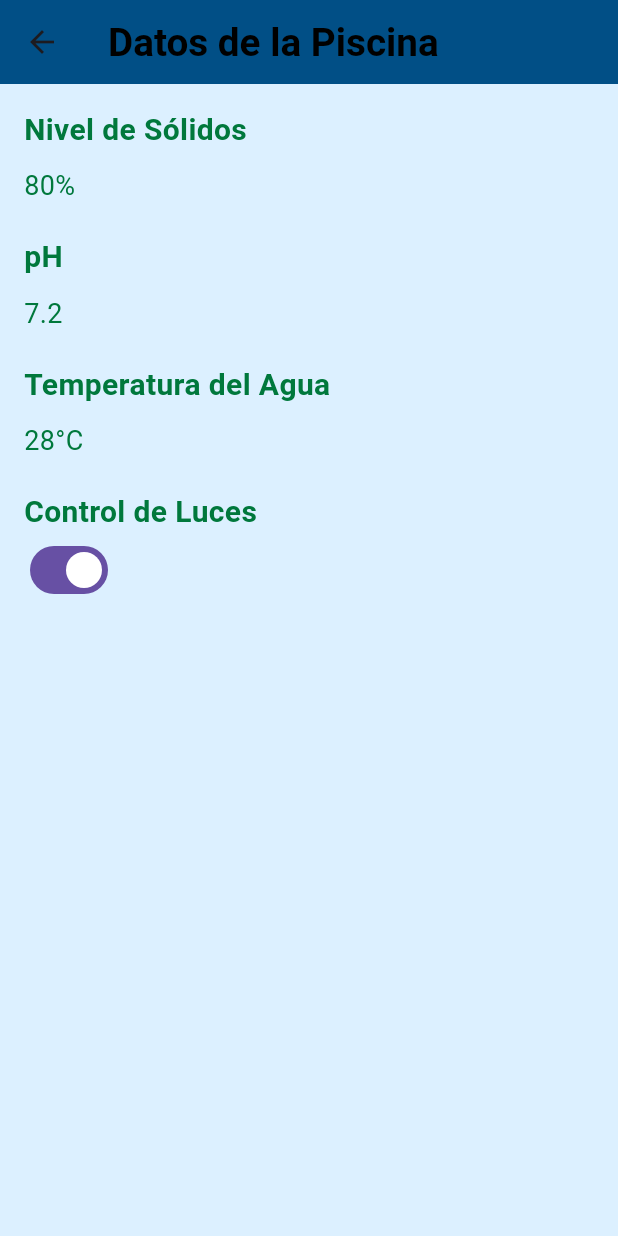
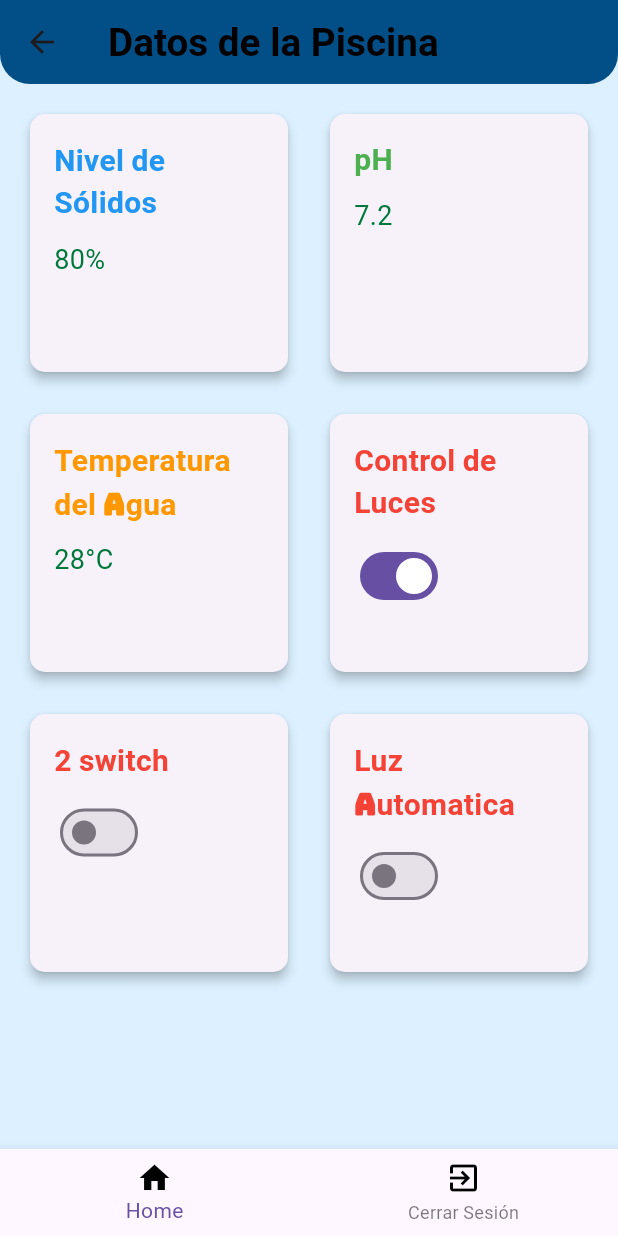
Before and after one commit to ifranco07/SIMP, a Flutter app: the DataPoolScreen screen opened directly, on a phone screen of 412 x 824 dp. Run offline on Flutter 3.47's test engine with Material 3 defaults, Android fonts, the phone set to English and light mode, and no system bars; our stand-ins replace cloud_firestore, firebase_auth, firebase_core, google_fonts; accounts and stored records are empty; Roboto replaces fonts that are missing (Montserrat).

Commit message:
1 stylos

```diff
--- a/lib/screens/users/Cliente/datapool_screen.dart
+++ b/lib/screens/users/Cliente/datapool_screen.dart
@@ -1,59 +1,141 @@
 import 'package:flutter/material.dart';
+import 'package:simp/screens/users/Admin/adminhome_screen.dart';
 
 class DataPoolScreen extends StatelessWidget {
-  const DataPoolScreen({super.key});
+  const DataPoolScreen({Key? key}) : super(key: key);
 
   @override
   Widget build(BuildContext context) {
     return Scaffold(
       appBar: AppBar(
         title: const Text('Datos de la Piscina'),
+        shape: const RoundedRectangleBorder(
+          borderRadius: BorderRadius.only(
+            bottomLeft: Radius.circular(20.0),
+            bottomRight: Radius.circular(20.0),
+          ),
+        ),
       ),
       body: Padding(
+        padding: const EdgeInsets.all(16.0),
+        child: GridView.count(
+          crossAxisCount: 2,
+          crossAxisSpacing: 20.0,
+          mainAxisSpacing: 20.0,
+          children: [
+            _buildDataCard(
+              context,
+              title: 'Nivel de Sólidos',
+              data: '80%',
+              color: Colors.blue,
+            ),
+            _buildDataCard(
+              context,
+              title: 'pH',
+              data: '7.2',
+              color: Colors.green,
+            ),
+            _buildDataCard(
+              context,
+              title: 'Temperatura del Agua',
+              data: '28°C',
+              color: Colors.orange,
+            ),
+            _buildDataCard(
+              context,
+              title: 'Control de Luces',
+              data: '',
+              color: Colors.red,
+              child: Switch(
+                value: true,
+                onChanged: (value) {},
+              ),
+            ),
+            _buildDataCard(
+              context,
+              title: '2 switch',
+              data: '',
+              color: Colors.red,
+              child: Switch(
+                value: false,
+                onChanged: (value) {},
+              ),
+            ),
+            _buildDataCard(
+              context,
+              title: 'Luz Automatica',
+              data: '',
+              color: Colors.red,
+              child: Switch(
+                value: false,
+                onChanged: (value) {},
+              ),
+            ),
+          ],
+        ),
+      ),
+      bottomNavigationBar: Container(
+        decoration: BoxDecoration(
+          borderRadius: BorderRadius.only(
+            topLeft: Radius.circular(20.0),
+            topRight: Radius.circular(20.0),
+          ),
+          color: Colors.white, // Color de fondo del BottomNavigationBar
+        ),
+        child: BottomNavigationBar(
+          items: const <BottomNavigationBarItem>[
+            BottomNavigationBarItem(
+              icon: Icon(Icons.home, color: Colors.black),
+              label: 'Home',
+            ),
+            BottomNavigationBarItem(
+              icon: Icon(Icons.exit_to_app,
+                  color: Colors.black), // Ícono de cerrar sesión
+              label: 'Cerrar Sesión',
+            ),
+          ],
+          selectedItemColor: Theme.of(context).primaryColor,
+          onTap: (int index) {
+            // Manejar la navegación aquí según el índice seleccionado
+          },
+        ),
+      ),
+    );
+  }
+
+  Widget _buildDataCard(
+    BuildContext context, {
+    required String title,
+    required String data,
+    required Color color,
+    Widget? child,
+  }) {
+    return Card(
+      elevation: 3,
+      shape: RoundedRectangleBorder(
+        borderRadius: BorderRadius.circular(10.0),
+      ),
+      child: Padding(
         padding: const EdgeInsets.all(16.0),
         child: Column(
           crossAxisAlignment: CrossAxisAlignment.start,
           children: [
-            const Text(
-              'Nivel de Sólidos',
-              style: TextStyle(fontSize: 20, fontWeight: FontWeight.bold),
+            Text(
+              title,
+              style: TextStyle(
+                fontSize: 20,
+                fontWeight: FontWeight.bold,
+                color: color,
+              ),
             ),
             const SizedBox(height: 10),
-            const Text(
-              '80%', // Aquí puedes mostrar el nivel de sólidos real de la piscina
-              style: TextStyle(fontSize: 18),
-            ),
-            const SizedBox(height: 20),
-            const Text(
-              'pH',
-              style: TextStyle(fontSize: 20, fontWeight: FontWeight.bold),
-            ),
-            const SizedBox(height: 10),
-            const Text(
-              '7.2', // Aquí puedes mostrar el pH real de la piscina
-              style: TextStyle(fontSize: 18),
-            ),
-            const SizedBox(height: 20),
-            const Text(
-              'Temperatura del Agua',
-              style: TextStyle(fontSize: 20, fontWeight: FontWeight.bold),
-            ),
-            const SizedBox(height: 10),
-            const Text(
-              '28°C', // Aquí puedes mostrar la temperatura real del agua de la piscina
-              style: TextStyle(fontSize: 18),
-            ),
-            const SizedBox(height: 20),
-            const Text(
-              'Control de Luces',
-              style: TextStyle(fontSize: 20, fontWeight: FontWeight.bold),
-            ),
-            Switch(
-              value: true, // Puedes vincular esto al estado real de las luces de la piscina
-              onChanged: (value) {
-                // Puedes implementar aquí la lógica para controlar las luces de la piscina
-              },
-            ),
+            if (child != null)
+              child
+            else
+              Text(
+                data,
+                style: TextStyle(fontSize: 18),
+              ),
           ],
         ),
       ),
```
Also changed, not shown: lib/screens/home_screen.dart (+47 -17 lines), pubspec.lock.
